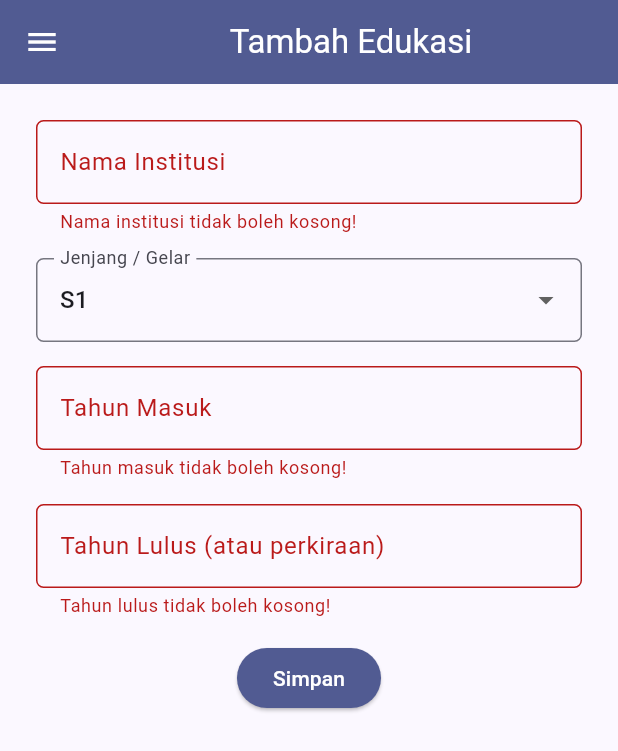
After one commit to Hafizh0205/myportofolio_mobile, a Flutter app: the EducationFormPage screen opened directly, after a tap on "Simpan", on a phone screen of 412 x 824 dp. The commit adds this screen. Shown: the top 751 px of the screen. Run offline on Flutter 3.47's test engine with Material 3 defaults, Android fonts, the phone set to English and light mode, and no system bars.

Commit message:
feat(tugas-8): add education form page, action card, and drawer navigation

```diff
--- /dev/null
+++ b/lib/screens/education_form.dart
@@ -0,0 +1,214 @@
+import 'package:flutter/material.dart';
+import 'package:myportofolio_mobile/widgets/left_drawer.dart';
+
+class EducationFormPage extends StatefulWidget {
+  const EducationFormPage({super.key});
+
+  @override
+  State<EducationFormPage> createState() => _EducationFormPageState();
+}
+
+class _EducationFormPageState extends State<EducationFormPage> {
+  final _formKey = GlobalKey<FormState>();
+  String _institution = "";
+  String _degree = "S1";
+  String _startYear = "";
+  String _endYear = "";
+
+  final List<String> _degrees = [
+    'SMA/SMK',
+    'D3',
+    'S1',
+    'S2',
+    'S3',
+    'Bootcamp / Lainnya',
+  ];
+
+  @override
+  Widget build(BuildContext context) {
+    return Scaffold(
+      appBar: AppBar(
+        title: const Center(
+          child: Text('Tambah Edukasi'),
+        ),
+        backgroundColor: Theme.of(context).colorScheme.primary,
+        foregroundColor: Colors.white,
+      ),
+      drawer: const LeftDrawer(),
+      body: Form(
+        key: _formKey,
+        child: SingleChildScrollView(
+          padding: const EdgeInsets.all(16.0),
+          child: Column(
+            crossAxisAlignment: CrossAxisAlignment.start,
+            children: [
+              // === Nama Institusi ===
+              Padding(
+                padding: const EdgeInsets.all(8.0),
+                child: TextFormField(
+                  decoration: InputDecoration(
+                    hintText: "Contoh: Universitas Indonesia",
+                    labelText: "Nama Institusi",
+                    border: OutlineInputBorder(
+                      borderRadius: BorderRadius.circular(5.0),
+                    ),
+                  ),
+                  onChanged: (String? value) {
+                    setState(() {
+                      _institution = value ?? "";
+                    });
+                  },
+                  validator: (String? value) {
+                    if (value == null || value.trim().isEmpty) {
+                      return "Nama institusi tidak boleh kosong!";
+                    }
+                    if (value.trim().length < 3) {
+                      return "Nama institusi minimal 3 karakter!";
+                    }
+                    return null;
+                  },
+                ),
+              ),
+              // === Jenjang / Gelar ===
+              Padding(
+                padding: const EdgeInsets.all(8.0),
+                child: DropdownButtonFormField<String>(
+                  decoration: InputDecoration(
+                    labelText: "Jenjang / Gelar",
+                    border: OutlineInputBorder(
+                      borderRadius: BorderRadius.circular(5.0),
+                    ),
+                  ),
+                  initialValue: _degree,
+                  items: _degrees
+                      .map((degree) => DropdownMenuItem(
+                            value: degree,
+                            child: Text(degree),
+                          ))
+                      .toList(),
+                  onChanged: (String? newValue) {
+                    setState(() {
+                      _degree = newValue!;
+                    });
+                  },
+                ),
+              ),
+              // === Tahun Masuk ===
+              Padding(
+                padding: const EdgeInsets.all(8.0),
+                child: TextFormField(
+                  keyboardType: TextInputType.number,
+                  decoration: InputDecoration(
+                    hintText: "Contoh: 2025",
+                    labelText: "Tahun Masuk",
+                    border: OutlineInputBorder(
+                      borderRadius: BorderRadius.circular(5.0),
+                    ),
+                  ),
+                  onChanged: (String? value) {
+                    setState(() {
+                      _startYear = value ?? "";
+                    });
+                  },
+                  validator: (String? value) {
+                    if (value == null || value.trim().isEmpty) {
+                      return "Tahun masuk tidak boleh kosong!";
+                    }
+                    final year = int.tryParse(value.trim());
+                    if (year == null || year < 1950 || year > 2100) {
+                      return "Masukkan tahun yang valid (1950-2100)!";
+                    }
+                    return null;
+                  },
+                ),
+              ),
+              // === Tahun Lulus ===
+              Padding(
+                padding: const EdgeInsets.all(8.0),
+                child: TextFormField(
+                  keyboardType: TextInputType.number,
+                  decoration: InputDecoration(
+                    hintText: "Contoh: 2029",
+                    labelText: "Tahun Lulus (atau perkiraan)",
+                    border: OutlineInputBorder(
+                      borderRadius: BorderRadius.circular(5.0),
+                    ),
+                  ),
+                  onChanged: (String? value) {
+                    setState(() {
+                      _endYear = value ?? "";
+                    });
+                  },
+                  validator: (String? value) {
+                    if (value == null || value.trim().isEmpty) {
+                      return "Tahun lulus tidak boleh kosong!";
+                    }
+                    final endYear = int.tryParse(value.trim());
+                    if (endYear == null || endYear < 1950 || endYear > 2100) {
+                      return "Masukkan tahun yang valid (1950-2100)!";
+                    }
+                    final startYear = int.tryParse(_startYear.trim());
+                    if (startYear != null && endYear < startYear) {
+                      return "Tahun lulus tidak boleh lebih awal dari tahun masuk!";
+                    }
+                    return null;
+                  },
+                ),
+              ),
+              // === Tombol Simpan ===
+              Align(
+                alignment: Alignment.bottomCenter,
+                child: Padding(
+                  padding: const EdgeInsets.all(8.0),
+                  child: ElevatedButton(
+                    style: ButtonStyle(
+                      backgroundColor: WidgetStateProperty.all(
+                        Theme.of(context).colorScheme.primary,
+                      ),
+                    ),
+                    onPressed: () {
+                      if (_formKey.currentState!.validate()) {
+                        showDialog(
+                          context: context,
+                          builder: (context) {
+                            return AlertDialog(
+                              title: const Text('Edukasi berhasil disimpan!'),
+                              content: SingleChildScrollView(
+                                child: Column(
+                                  crossAxisAlignment: CrossAxisAlignment.start,
+                                  children: [
+                                    Text('Institusi: $_institution'),
+                                    Text('Jenjang: $_degree'),
+                                    Text('Tahun Masuk: $_startYear'),
+                                    Text('Tahun Lulus: $_endYear'),
+                                  ],
+                                ),
+                              ),
+                              actions: [
+                                TextButton(
+                                  child: const Text('OK'),
+                                  onPressed: () {
+                                    Navigator.pop(context);
+                                    _formKey.currentState!.reset();
+                                  },
+                                ),
+                              ],
+                            );
+                          },
+                        );
+                      }
+                    },
+                    child: const Text(
+                      "Simpan",
+                      style: TextStyle(color: Colors.white),
+                    ),
+                  ),
+                ),
+              ),
+            ],
+          ),
+        ),
+      ),
+    );
+  }
+}
--- a/lib/screens/menu.dart
+++ b/lib/screens/menu.dart
@@ -9,9 +9,10 @@ class MyHomePage extends StatelessWidget {
   final String nama = "Hafizh Zuhdi Hartanto";
   final String kelas = "PBP B";
 
-  final List<ItemHomepage> items = [
+final List<ItemHomepage> items = [
     ItemHomepage("Lihat Proyek", Icons.folder, Colors.indigo),
     ItemHomepage("Tambah Proyek", Icons.add_circle, Colors.amber.shade800),
+    ItemHomepage("Tambah Edukasi", Icons.school, Colors.teal),
     ItemHomepage("Logout", Icons.logout, Colors.red.shade700),
   ];
 
--- a/lib/widgets/left_drawer.dart
+++ b/lib/widgets/left_drawer.dart
@@ -1,6 +1,7 @@
 import 'package:flutter/material.dart';
 import 'package:myportofolio_mobile/screens/menu.dart';
 import 'package:myportofolio_mobile/screens/project_form.dart';
+import 'package:myportofolio_mobile/screens/education_form.dart';
 
 class LeftDrawer extends StatelessWidget {
   const LeftDrawer({super.key});
@@ -60,6 +61,18 @@ class LeftDrawer extends StatelessWidget {
               );
             },
           ),
+          ListTile(
+            leading: const Icon(Icons.school_outlined),
+            title: const Text('Add Education'),
+            onTap: () {
+              Navigator.pushReplacement(
+                context,
+                MaterialPageRoute(
+                  builder: (context) => const EducationFormPage(),
+                ),
+              );
+            },
+          ),
         ],
       ),
     );
--- a/lib/widgets/project_card.dart
+++ b/lib/widgets/project_card.dart
@@ -1,5 +1,6 @@
 import 'package:flutter/material.dart';
 import 'package:myportofolio_mobile/screens/project_form.dart';
+import 'package:myportofolio_mobile/screens/education_form.dart';
 
 class ItemHomepage {
   final String name;
@@ -34,6 +35,13 @@ class ItemCard extends StatelessWidget {
                 builder: (context) => const ProjectFormPage(),
               ),
             );
+          } else if (item.name == "Tambah Edukasi") {
+            Navigator.push(
+              context,
+              MaterialPageRoute(
+                builder: (context) => const EducationFormPage(),
+              ),
+            );
           }
         },
         child: Container(
```
